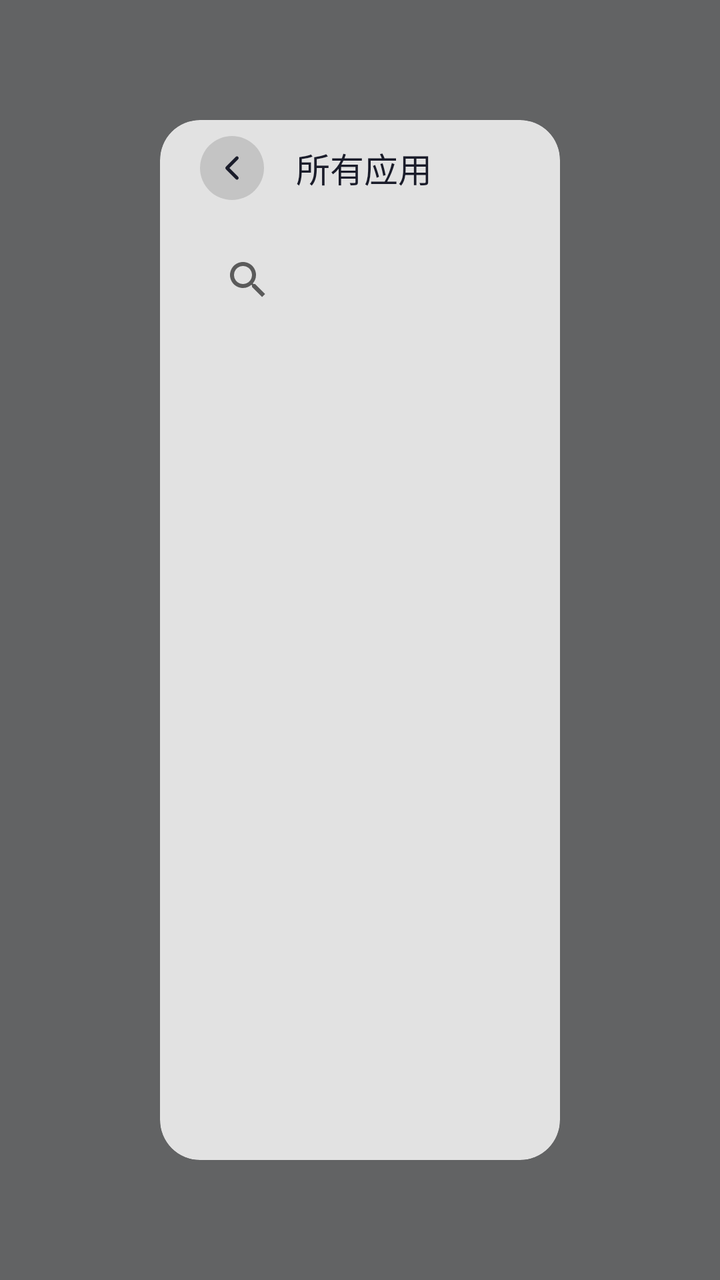
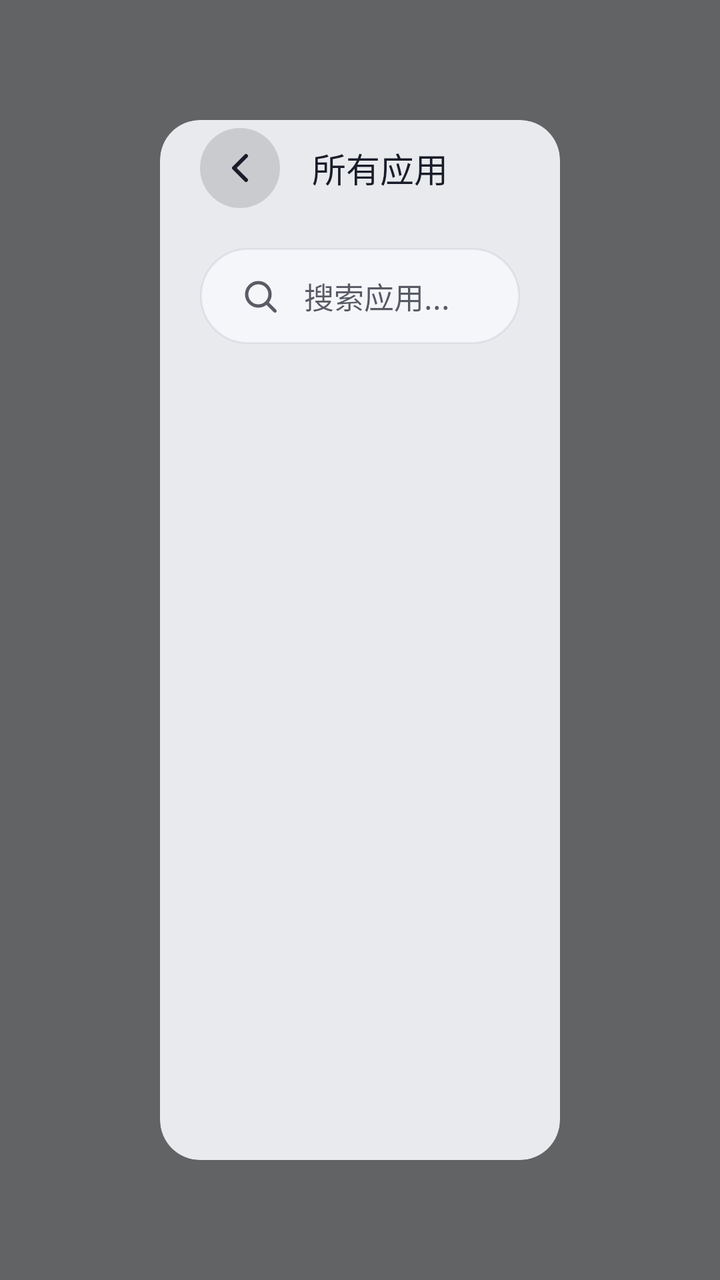

Before-and-after screenshots of an Android layout around one commit, followed by the original layout XML and the change that was made.
<!-- AndroidManifest.xml: application theme AppTheme -->
<!-- res/layout/activity_app_drawer.xml -->
<?xml version="1.0" encoding="utf-8"?>
<androidx.constraintlayout.widget.ConstraintLayout 
    xmlns:android="http://schemas.android.com/apk/res/android"
    xmlns:app="http://schemas.android.com/apk/res-auto"
    android:layout_width="match_parent"
    android:layout_height="match_parent"
    android:background="#99000000">

    
    <com.google.android.material.card.MaterialCardView
        android:layout_width="match_parent"
        android:layout_height="0dp"
        android:layout_marginStart="80dp"
        android:layout_marginEnd="80dp"
        android:layout_marginTop="60dp"
        android:layout_marginBottom="60dp"
        app:layout_constraintTop_toTopOf="parent"
        app:layout_constraintBottom_toBottomOf="parent"
        app:layout_constraintStart_toStartOf="parent"
        app:layout_constraintEnd_toEndOf="parent"
        app:cardBackgroundColor="#E6F0F0F0"
        app:cardCornerRadius="20dp"
        app:cardElevation="0dp"
        app:strokeWidth="0dp">

        <androidx.constraintlayout.widget.ConstraintLayout
            android:layout_width="match_parent"
            android:layout_height="match_parent">

            
            <LinearLayout
                android:id="@+id/topBar"
                android:layout_width="match_parent"
                android:layout_height="48dp"
                android:orientation="horizontal"
                android:gravity="center_vertical"
                android:paddingHorizontal="20dp"
                app:layout_constraintTop_toTopOf="parent">

                
                <ImageView
                    android:id="@+id/btnBack"
                    android:layout_width="32dp"
                    android:layout_height="32dp"
                    android:src="@drawable/ic_back"
                    android:scaleType="centerInside"
                    android:padding="6dp"
                    android:tint="@color/on_surface"
                    android:background="@drawable/bg_back_button"
                    android:contentDescription="返回" />

                <TextView
                    android:layout_width="0dp"
                    android:layout_height="wrap_content"
                    android:layout_weight="1"
                    android:text="所有应用"
                    android:textSize="17sp"
                    android:textColor="@color/on_surface"
                    android:layout_marginStart="16dp" />

            </LinearLayout>

            
            <SearchView
                android:id="@+id/searchView"
                android:layout_width="match_parent"
                android:layout_height="wrap_content"
                android:layout_marginHorizontal="20dp"
                android:layout_marginTop="8dp"
                android:queryHint="搜索应用..."
                app:layout_constraintTop_toBottomOf="@id/topBar" />

            
            <androidx.recyclerview.widget.RecyclerView
                android:id="@+id/rvAllApps"
                android:layout_width="match_parent"
                android:layout_height="0dp"
                android:layout_marginTop="16dp"
                android:paddingHorizontal="24dp"
                android:clipToPadding="false"
                app:layout_constraintTop_toBottomOf="@id/searchView"
                app:layout_constraintBottom_toBottomOf="parent" />

        </androidx.constraintlayout.widget.ConstraintLayout>

    </com.google.android.material.card.MaterialCardView>

</androidx.constraintlayout.widget.ConstraintLayout>
<!-- resources referenced by this layout -->
<resources>
  <color name="on_surface">#1A1C2A</color>
  <!-- drawable bg_back_button (drawable) -->
  <?xml version="1.0" encoding="utf-8"?>
  <shape xmlns:android="http://schemas.android.com/apk/res/android"
      android:shape="oval">
      <solid android:color="#22000000" />
  </shape>
  <!-- drawable ic_back (drawable) -->
  <?xml version="1.0" encoding="utf-8"?>
  <vector xmlns:android="http://schemas.android.com/apk/res/android" android:width="24dp" android:height="24dp" android:viewportWidth="24" android:viewportHeight="24">
      
      <path android:strokeWidth="2" android:strokeLineCap="round" android:strokeLineJoin="round" android:strokeColor="#FFFFFF" android:fillColor="#00000000"
          android:pathData="M15,18l-6-6 6-6"/>
  </vector>
  <style name="AppTheme" parent="Theme.MaterialComponents.DayNight.NoActionBar">
          <item name="colorPrimary">@color/primary</item>
          <item name="colorOnPrimary">@color/on_primary</item>
          <item name="colorPrimaryContainer">@color/primary_container</item>
          <item name="colorSecondary">@color/secondary</item>
          <item name="colorSecondaryContainer">@color/secondary_container</item>
          <item name="colorSurface">@color/surface</item>
          <item name="colorOnSurface">@color/on_surface</item>
          <item name="colorSurfaceVariant">@color/surface_variant</item>
          <item name="colorError">@color/error</item>
          <item name="colorErrorContainer">@color/error_container</item>
          <item name="android:colorBackground">@color/background</item>
          <item name="android:statusBarColor">@android:color/transparent</item>
          <item name="android:navigationBarColor">@android:color/transparent</item>
          <item name="android:windowLightStatusBar">true</item>
      </style>
  <color name="primary">#5E5CE6</color>
  <color name="on_primary">#FFFFFF</color>
  <color name="primary_container">#1A5E5CE6</color>
  <color name="secondary">#30D158</color>
  <color name="secondary_container">#1A30D158</color>
  <color name="surface">#DDF7F9FC</color>
  <color name="surface_variant">#EAF0F7</color>
  <color name="error">#FF453A</color>
  <color name="error_container">#4DFF453A</color>
  <color name="background">#F6F8FC</color>
</resources>

<!-- the commit's change to res/layout/activity_app_drawer.xml (unified diff, before → after) -->
@@ -10,15 +10,15 @@
     <com.google.android.material.card.MaterialCardView
         android:layout_width="match_parent"
         android:layout_height="0dp"
-        android:layout_marginStart="80dp"
-        android:layout_marginEnd="80dp"
-        android:layout_marginTop="60dp"
-        android:layout_marginBottom="60dp"
+        android:layout_marginStart="@dimen/drawer_margin_sides"
+        android:layout_marginEnd="@dimen/drawer_margin_sides"
+        android:layout_marginTop="@dimen/drawer_margin_vertical"
+        android:layout_marginBottom="@dimen/drawer_margin_vertical"
         app:layout_constraintTop_toTopOf="parent"
         app:layout_constraintBottom_toBottomOf="parent"
         app:layout_constraintStart_toStartOf="parent"
         app:layout_constraintEnd_toEndOf="parent"
-        app:cardBackgroundColor="#E6F0F0F0"
+        app:cardBackgroundColor="@color/overlay_surface"
         app:cardCornerRadius="20dp"
         app:cardElevation="0dp"
         app:strokeWidth="0dp">
@@ -31,7 +31,7 @@
             <LinearLayout
                 android:id="@+id/topBar"
                 android:layout_width="match_parent"
-                android:layout_height="48dp"
+                android:layout_height="@dimen/top_bar_height"
                 android:orientation="horizontal"
                 android:gravity="center_vertical"
                 android:paddingHorizontal="20dp"
@@ -40,8 +40,8 @@
                 
                 <ImageView
                     android:id="@+id/btnBack"
-                    android:layout_width="32dp"
-                    android:layout_height="32dp"
+                    android:layout_width="@dimen/top_control_size"
+                    android:layout_height="@dimen/top_control_size"
                     android:src="@drawable/ic_back"
                     android:scaleType="centerInside"
                     android:padding="6dp"
@@ -61,14 +61,43 @@
             </LinearLayout>
 
             
-            <SearchView
-                android:id="@+id/searchView"
+            <LinearLayout
+                android:id="@+id/searchBar"
                 android:layout_width="match_parent"
-                android:layout_height="wrap_content"
+                android:layout_height="@dimen/top_bar_height"
+                android:orientation="horizontal"
+                android:gravity="center_vertical"
+                android:background="@drawable/bg_glass_pill"
+                android:elevation="4dp"
+                android:paddingHorizontal="20dp"
                 android:layout_marginHorizontal="20dp"
-                android:layout_marginTop="8dp"
-                android:queryHint="搜索应用..."
-                app:layout_constraintTop_toBottomOf="@id/topBar" />
+                android:layout_marginTop="16dp"
+                app:layout_constraintTop_toBottomOf="@id/topBar">
+
+                <ImageView
+                    android:layout_width="20dp"
+                    android:layout_height="20dp"
+                    android:src="@drawable/ic_search"
+                    android:tint="@color/muted"
+                    android:contentDescription="搜索" />
+
+                <EditText
+                    android:id="@+id/searchInput"
+                    android:layout_width="0dp"
+                    android:layout_height="match_parent"
+                    android:layout_weight="1"
+                    android:layout_marginStart="12dp"
+                    android:background="@null"
+                    android:hint="搜索应用..."
+                    android:textSize="15sp"
+                    android:textColor="@color/on_surface"
+                    android:textColorHint="@color/muted"
+                    android:singleLine="true"
+                    android:imeOptions="actionSearch"
+                    android:inputType="text"
+                    android:paddingVertical="0dp" />
+
+            </LinearLayout>
 
             
             <androidx.recyclerview.widget.RecyclerView
@@ -78,7 +107,7 @@
                 android:layout_marginTop="16dp"
                 android:paddingHorizontal="24dp"
                 android:clipToPadding="false"
-                app:layout_constraintTop_toBottomOf="@id/searchView"
+                app:layout_constraintTop_toBottomOf="@id/searchBar"
                 app:layout_constraintBottom_toBottomOf="parent" />
 
         </androidx.constraintlayout.widget.ConstraintLayout>
<!-- resource entries referenced after the edit -->
@@ -1,11 +1,25 @@
 <!-- resources referenced by this layout -->
 <resources>
+  <color name="muted">#B81A1C2A</color>
   <color name="on_surface">#1A1C2A</color>
+  <color name="overlay_surface">#E6F7F9FC</color>
+  <dimen name="drawer_margin_sides">80dp</dimen>
+  <dimen name="drawer_margin_vertical">60dp</dimen>
+  <dimen name="top_bar_height">48dp</dimen>
+  <dimen name="top_control_size">40dp</dimen>
   <!-- drawable bg_back_button (drawable) -->
   <?xml version="1.0" encoding="utf-8"?>
   <shape xmlns:android="http://schemas.android.com/apk/res/android"
       android:shape="oval">
       <solid android:color="#22000000" />
+  </shape>
+  <!-- drawable bg_glass_pill (drawable) -->
+  <?xml version="1.0" encoding="utf-8"?>
+  <shape xmlns:android="http://schemas.android.com/apk/res/android"
+      android:shape="rectangle">
+      <solid android:color="@color/surface" />
+      <corners android:radius="24dp" />
+      <stroke android:width="1dp" android:color="@color/outline_variant" />
   </shape>
   <!-- drawable ic_back (drawable) -->
   <?xml version="1.0" encoding="utf-8"?>
@@ -13,6 +27,12 @@
       
       <path android:strokeWidth="2" android:strokeLineCap="round" android:strokeLineJoin="round" android:strokeColor="#FFFFFF" android:fillColor="#00000000"
           android:pathData="M15,18l-6-6 6-6"/>
+  </vector>
+  <!-- drawable ic_search (drawable) -->
+  <?xml version="1.0" encoding="utf-8"?>
+  <vector xmlns:android="http://schemas.android.com/apk/res/android" android:width="24dp" android:height="24dp" android:viewportWidth="24" android:viewportHeight="24">
+      <path android:strokeColor="#FFFFFF" android:strokeWidth="2" android:strokeLineCap="round" android:fillColor="#00000000"
+          android:pathData="M11,18a7,7 0,1 1,0-14 7,7 0,0 1,0 14z M21,21l-4.35-4.35"/>
   </vector>
   <style name="AppTheme" parent="Theme.MaterialComponents.DayNight.NoActionBar">
           <item name="colorPrimary">@color/primary</item>
@@ -36,6 +56,7 @@
   <color name="secondary">#30D158</color>
   <color name="secondary_container">#1A30D158</color>
   <color name="surface">#DDF7F9FC</color>
+  <color name="outline_variant">#2A8B96A8</color>
   <color name="surface_variant">#EAF0F7</color>
   <color name="error">#FF453A</color>
   <color name="error_container">#4DFF453A</color>
